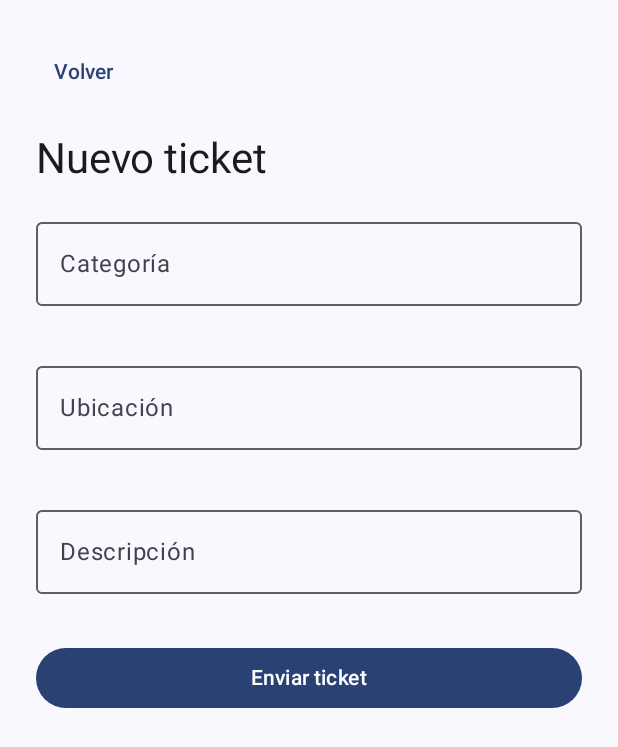
After one commit to AlonsoFuentes01/alonso-fuentes-francisco-mardones, an Android app built with Jetpack Compose: the NuevoTicketScreen screen opened through its navigation route, on a phone screen of 412 x 824 dp. The commit adds this screen. Shown: the top 747 px of the screen. Run offline under Robolectric (Android 15) with nearby library versions, the phone set to English and light mode, and no system bars.

Commit message:
feat: agregar formulario de tickets con Retrofit

```diff
--- a/app/build.gradle.kts
+++ b/app/build.gradle.kts
@@ -54,4 +54,6 @@ dependencies {
     debugImplementation(libs.androidx.compose.ui.tooling)
     implementation(libs.androidx.lifecycle.viewmodel.compose)
     implementation(libs.androidx.navigation.compose)
+    implementation(libs.retrofit.core)
+    implementation(libs.retrofit.gson)
 }
--- a/app/src/main/AndroidManifest.xml
+++ b/app/src/main/AndroidManifest.xml
@@ -1,7 +1,7 @@
 <?xml version="1.0" encoding="utf-8"?>
 <manifest xmlns:android="http://schemas.android.com/apk/res/android"
     xmlns:tools="http://schemas.android.com/tools">
-
+    <uses-permission android:name="android.permission.INTERNET" />
     <application
         android:allowBackup="true"
         android:dataExtractionRules="@xml/data_extraction_rules"
--- a/app/src/main/java/com/example/aplicacion_escuela/navigation/AppNavigation.kt
+++ b/app/src/main/java/com/example/aplicacion_escuela/navigation/AppNavigation.kt
@@ -9,6 +9,7 @@ import androidx.navigation.compose.rememberNavController
 import com.example.aplicacion_escuela.data.UserRepository
 import com.example.aplicacion_escuela.screens.AuthScreen
 import com.example.aplicacion_escuela.screens.HomeScreen
+import com.example.aplicacion_escuela.screens.NuevoTicketScreen
 
 @Composable
 fun AppNavigation() {
@@ -27,9 +28,13 @@ fun AppNavigation() {
                 }
             )
         }
+        composable("nuevo_ticket") {
+            NuevoTicketScreen(onVolver = { nav.popBackStack() })
+        }
         composable("home") {
             HomeScreen(
                 email = repo.getSession() ?: "",
+                onNuevoTicket = { nav.navigate("nuevo_ticket") },
                 onLogout = {
                     repo.setSession(null)
                     nav.navigate("auth") { popUpTo("home") { inclusive = true } }
--- a/app/src/main/java/com/example/aplicacion_escuela/screens/HomeScreen.kt
+++ b/app/src/main/java/com/example/aplicacion_escuela/screens/HomeScreen.kt
@@ -18,6 +18,7 @@ import androidx.compose.ui.unit.dp
 @Composable
 fun HomeScreen(
     email: String,
+    onNuevoTicket: () -> Unit,
     onLogout: () -> Unit
 ) {
     Column(
@@ -31,6 +32,10 @@ fun HomeScreen(
         Text(email, style = MaterialTheme.typography.bodyLarge)
 
         Spacer(Modifier.height(32.dp))
+        Button(onClick = onNuevoTicket, modifier = Modifier.fillMaxWidth()) {
+            Text("Nuevo ticket")
+        }
+        Spacer(Modifier.height(12.dp))
 
         Button(
             onClick = onLogout,
--- /dev/null
+++ b/app/src/main/java/com/example/aplicacion_escuela/screens/NuevoTicketScreen.kt
@@ -0,0 +1,79 @@
+package com.example.aplicacion_escuela.screens
+
+import androidx.compose.foundation.layout.Arrangement
+import androidx.compose.foundation.layout.Column
+import androidx.compose.foundation.layout.fillMaxSize
+import androidx.compose.foundation.layout.fillMaxWidth
+import androidx.compose.foundation.layout.imePadding
+import androidx.compose.foundation.layout.padding
+import androidx.compose.foundation.rememberScrollState
+import androidx.compose.foundation.verticalScroll
+import androidx.compose.material3.Button
+import androidx.compose.material3.MaterialTheme
+import androidx.compose.material3.OutlinedTextField
+import androidx.compose.material3.Text
+import androidx.compose.material3.TextButton
+import androidx.compose.runtime.Composable
+import androidx.compose.ui.Modifier
+import androidx.compose.ui.unit.dp
+import androidx.lifecycle.viewmodel.compose.viewModel
+import com.example.aplicacion_escuela.viewmodel.NuevoTicketViewModel
+
+@Composable
+fun NuevoTicketScreen(
+    onVolver: () -> Unit,
+    modelo: NuevoTicketViewModel = viewModel()
+) {
+    Column(
+        modifier = Modifier.fillMaxSize().imePadding()
+            .verticalScroll(rememberScrollState()).padding(24.dp),
+        verticalArrangement = Arrangement.spacedBy(16.dp)
+    ) {
+        TextButton(onClick = onVolver, enabled = !modelo.enviando) { Text("Volver") }
+        Text("Nuevo ticket", style = MaterialTheme.typography.headlineMedium)
+
+        CampoTicket("Categoría", modelo.categoria, { modelo.categoria = it }, modelo)
+        CampoTicket("Ubicación", modelo.ubicacion, { modelo.ubicacion = it }, modelo)
+        CampoTicket("Descripción", modelo.descripcion, { modelo.descripcion = it }, modelo, false)
+
+        Button(
+            onClick = modelo::enviar,
+            enabled = !modelo.enviando,
+            modifier = Modifier.fillMaxWidth()
+        ) {
+            Text(if (modelo.enviando) "Enviando…" else "Enviar ticket")
+        }
+
+        modelo.ticket?.let { ticket ->
+            Text("Ticket #${ticket.numero} · ${ticket.estado}")
+        }
+        modelo.error?.let { error ->
+            Text(error, color = MaterialTheme.colorScheme.error)
+        }
+    }
+}
+
+@Composable
+private fun CampoTicket(
+    etiqueta: String,
+    valor: String,
+    onCambio: (String) -> Unit,
+    modelo: NuevoTicketViewModel,
+    unaLinea: Boolean = true
+) {
+    val error = when {
+        valor.length > 255 -> "Máximo 255 caracteres"
+        modelo.intentoEnvio && valor.isBlank() -> "Completa este campo"
+        else -> null
+    }
+    OutlinedTextField(
+        value = valor,
+        onValueChange = onCambio,
+        label = { Text(etiqueta) },
+        isError = error != null,
+        supportingText = { error?.let { Text(it) } },
+        singleLine = unaLinea,
+        enabled = !modelo.enviando,
+        modifier = Modifier.fillMaxWidth()
+    )
+}
--- /dev/null
+++ b/app/src/main/java/com/example/aplicacion_escuela/viewmodel/NuevoTicketViewModel.kt
@@ -0,0 +1,55 @@
+package com.example.aplicacion_escuela.viewmodel
+
+import androidx.compose.runtime.getValue
+import androidx.compose.runtime.mutableStateOf
+import androidx.compose.runtime.setValue
+import androidx.lifecycle.ViewModel
+import androidx.lifecycle.viewModelScope
+import com.example.aplicacion_escuela.data.CrearTicketRequest
+import com.example.aplicacion_escuela.data.TicketApiClient
+import com.example.aplicacion_escuela.data.TicketCreado
+import java.io.IOException
+import kotlinx.coroutines.launch
+import retrofit2.HttpException
+
+class NuevoTicketViewModel : ViewModel() {
+    var categoria by mutableStateOf("")
+    var ubicacion by mutableStateOf("")
+    var descripcion by mutableStateOf("")
+    var enviando by mutableStateOf(false)
+        private set
+    var intentoEnvio by mutableStateOf(false)
+        private set
+    var error by mutableStateOf<String?>(null)
+        private set
+    var ticket by mutableStateOf<TicketCreado?>(null)
+        private set
+
+    fun enviar() {
+        if (enviando) return
+
+        intentoEnvio = true
+        error = null
+        ticket = null
+        val campos = listOf(categoria, ubicacion, descripcion)
+        if (campos.any { it.isBlank() || it.length > 255 }) return
+
+        enviando = true
+        val solicitud = CrearTicketRequest(categoria.trim(), ubicacion.trim(), descripcion.trim())
+        viewModelScope.launch {
+            try {
+                ticket = TicketApiClient.api.crearTicket(solicitud)
+                intentoEnvio = false
+                categoria = ""
+                ubicacion = ""
+                descripcion = ""
+            } catch (_: IOException) {
+                error = "No se pudo confirmar el envío. Revisa la conexión."
+            } catch (_: HttpException) {
+                error = "El servidor no pudo procesar el reporte. Intenta más tarde."
+            } finally {
+                enviando = false
+            }
+        }
+    }
+}
--- a/gradle/libs.versions.toml
+++ b/gradle/libs.versions.toml
@@ -10,6 +10,7 @@ kotlin = "2.2.10"
 composeBom = "2026.02.01"
 navigationCompose = "2.9.0"
 lifecycleViewModelCompose = "2.9.0"
+retrofit = "3.0.0"
 
 [libraries]
 androidx-core-ktx = { group = "androidx.core", name = "core-ktx", version.ref = "coreKtx" }
@@ -28,6 +29,8 @@ androidx-compose-ui-test-junit4 = { group = "androidx.compose.ui", name = "ui-te
 androidx-compose-material3 = { group = "androidx.compose.material3", name = "material3" }
 androidx-navigation-compose = { group = "androidx.navigation", name = "navigation-compose", version.ref = "navigationCompose" }
 androidx-lifecycle-viewmodel-compose = { group = "androidx.lifecycle", name = "lifecycle-viewmodel-compose", version.ref = "lifecycleRuntimeKtx" }
+retrofit-core = { module = "com.squareup.retrofit2:retrofit", version.ref = "retrofit" }
+retrofit-gson = { module = "com.squareup.retrofit2:converter-gson", version.ref = "retrofit" }
 
 [plugins]
 android-application = { id = "com.android.application", version.ref = "agp" }
```
Also changed, not shown: app/src/main/java/com/example/aplicacion_escuela/data/TicketApi.kt (added, +31 -0 lines).
